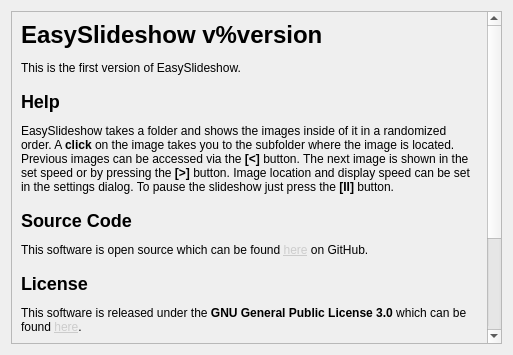
Qt form ui/helpdialog.ui (minils/EasySlideshow) before a commit.
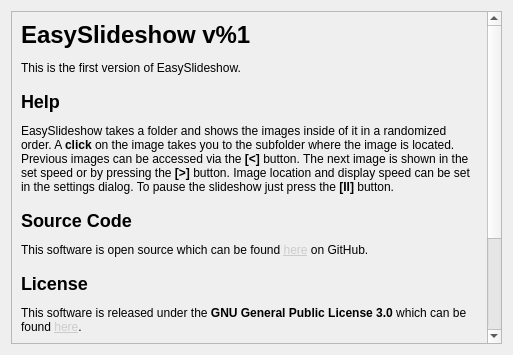
The same form after that commit.

The edit to the form file:
```diff
--- a/ui/helpdialog.ui
+++ b/ui/helpdialog.ui
@@ -50,7 +50,7 @@
              <cursorShape>IBeamCursor</cursorShape>
             </property>
             <property name="text">
-             <string>&lt;h1&gt;EasySlideshow v%version&lt;/h1&gt;
+             <string>&lt;h1&gt;EasySlideshow v%1&lt;/h1&gt;
 &lt;p&gt;
 This is the first version of EasySlideshow.
 &lt;/p&gt;
```
Left out of the diff: 9 changed lines with no effect on the pictures.
